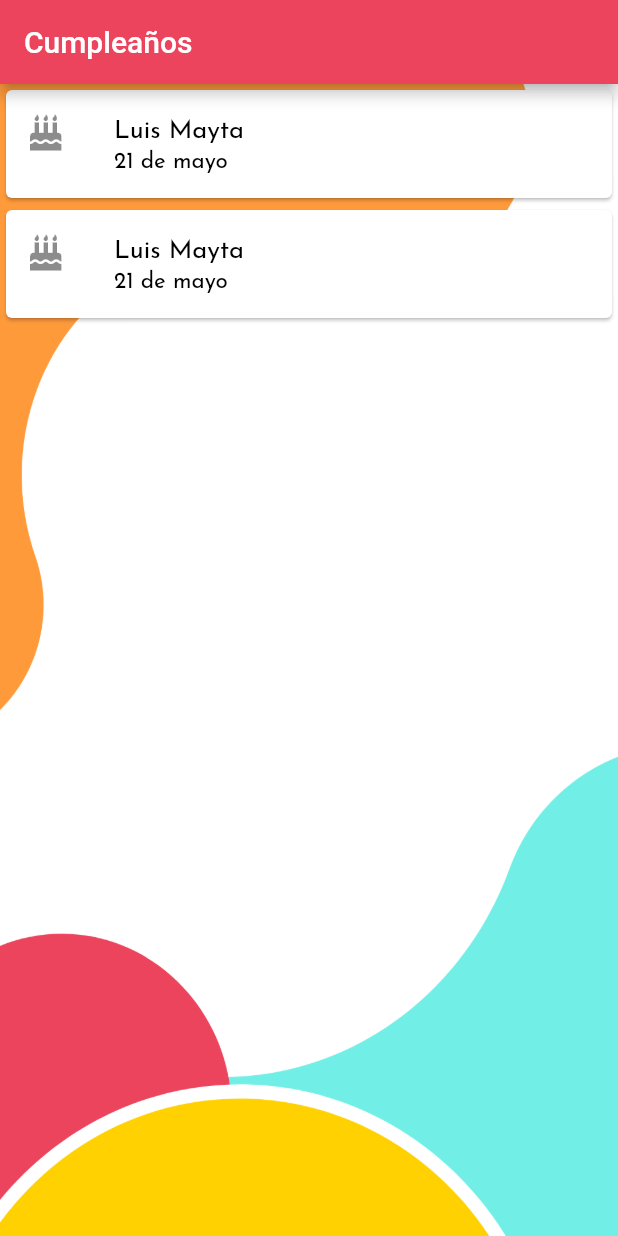
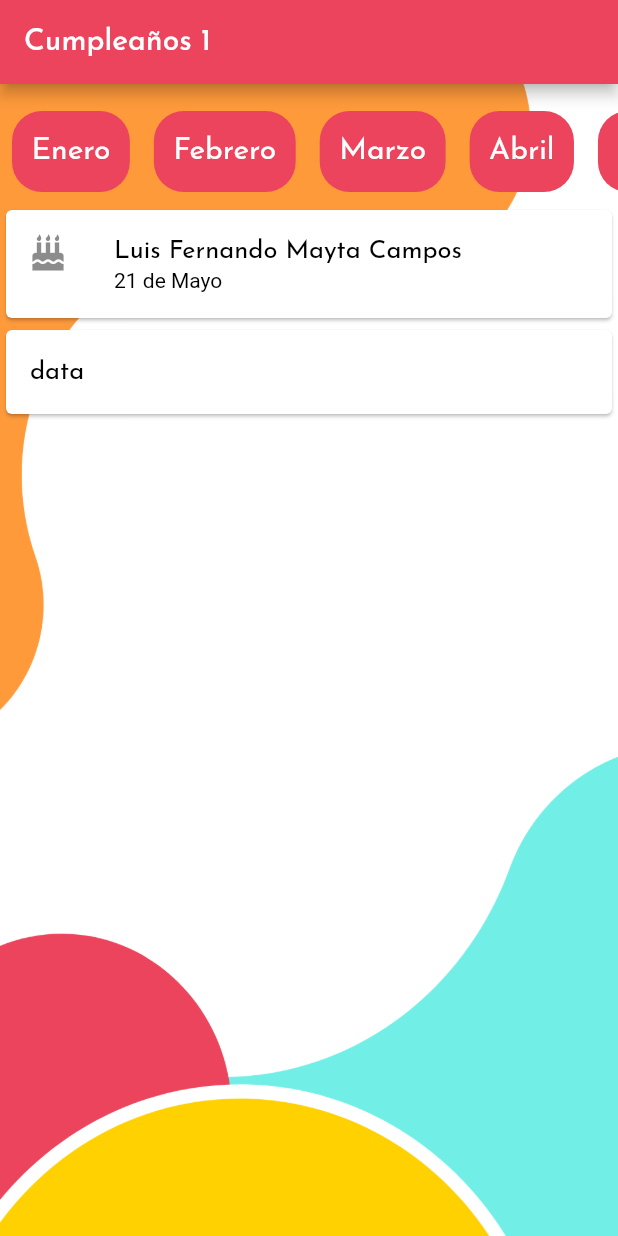
Before and after one commit to jorarmarfin/flutter-emanuel, a Flutter app: the screen it shows after launch, on a phone screen of 412 x 824 dp. Run offline on Flutter 3.47's test engine with Material 2 defaults, Android fonts, the phone set to English and light mode, and no system bars; our stand-ins replace font_awesome_flutter, google_fonts.

Commit message:
Screen Cumpleaños

```diff
--- /dev/null
+++ b/lib/data/lista_meses.dart
@@ -0,0 +1,16 @@
+import '../models/models.dart';
+
+List<MesesModel> listaMeses = [
+  MesesModel('Enero', 1),
+  MesesModel('Febrero', 2),
+  MesesModel('Marzo', 3),
+  MesesModel('Abril', 4),
+  MesesModel('Mayo', 5),
+  MesesModel('Junio', 6),
+  MesesModel('Julio', 7),
+  MesesModel('Agosto', 8),
+  MesesModel('Setiembre', 9),
+  MesesModel('Octubre', 10),
+  MesesModel('Noviembre', 11),
+  MesesModel('Diciembre', 12),
+];
--- /dev/null
+++ b/lib/models/meses_models.dart
@@ -0,0 +1,9 @@
+class MesesModel {
+  final String nombre;
+  final int valor;
+
+  MesesModel(this.nombre, this.valor);
+
+
+
+}
--- a/lib/models/models.dart
+++ b/lib/models/models.dart
@@ -1 +1,2 @@
 export 'package:flutter_emanuel/models/santos_models.dart';
+export 'package:flutter_emanuel/models/meses_models.dart';
--- a/lib/screens/cumples_screen.dart
+++ b/lib/screens/cumples_screen.dart
@@ -1,6 +1,8 @@
 import 'package:flutter/material.dart';
+import 'package:flutter_emanuel/models/meses_models.dart';
 import 'package:font_awesome_flutter/font_awesome_flutter.dart';
 
+import '../data/lista_meses.dart';
 import '../themes/default_theme.dart';
 
 class CumplesScreen extends StatelessWidget {
@@ -9,40 +11,35 @@ class CumplesScreen extends StatelessWidget {
 
   @override
   Widget build(BuildContext context) {
+    final _listaMeses = listaMeses;
     return Scaffold(
-      appBar: AppBar(title: Text('Cumpleaños')),
+      appBar: AppBar(title: const Text('Cumpleaños 1')),
       body: Container(
           width: double.infinity,
+          height: double.infinity,
           decoration: const BoxDecoration(
             image:
                 DecorationImage(image: AssetImage(imgFondo), fit: BoxFit.fill),
           ),
-          child: Column(
-            children: [
-              Expanded(
           child: ListView(
             children: [
+              SizedBox(
+                height: 10,
+              ),
+              _BotonesdeMeses(listaMeses: listaMeses),
               Card(
                 child: ListTile(
-                        leading: const FaIcon(FontAwesomeIcons.birthdayCake),
-                        title: Text('Luis Mayta'),
+                  leading: Icon(FontAwesomeIcons.birthdayCake),
+                  title: Text('Luis Fernando Mayta Campos'),
                   subtitle: Text(
-                          '21 de mayo',
-                          style: DefaultTheme.base.textTheme.subtitle2,
+                    '21 de Mayo',
+                    style: TextStyle(color: Colors.black),
                   ),
                 ),
               ),
               Card(
                 child: ListTile(
-                        leading: FaIcon(FontAwesomeIcons.birthdayCake),
-                        title: Text('Luis Mayta'),
-                        subtitle: Text(
-                          '21 de mayo',
-                          style: DefaultTheme.base.textTheme.subtitle2,
-                        ),
-                      ),
-                    ),
-                  ],
+                  title: Text('data'),
                 ),
               ),
             ],
@@ -50,3 +47,34 @@ class CumplesScreen extends StatelessWidget {
     );
   }
 }
+
+class _BotonesdeMeses extends StatelessWidget {
+  const _BotonesdeMeses({
+    Key? key,
+    required List<MesesModel> listaMeses,
+  })  : _listaMeses = listaMeses,
+        super(key: key);
+
+  final List<MesesModel> _listaMeses;
+
+  @override
+  Widget build(BuildContext context) {
+    return SizedBox(
+      height: 70,
+      child: ListView.builder(
+          scrollDirection: Axis.horizontal,
+          itemCount: _listaMeses.length,
+          itemBuilder: (context, index) {
+            return Container(
+              padding: const EdgeInsets.symmetric(horizontal: 13, vertical: 17),
+              margin: const EdgeInsets.all(8),
+              decoration: estiloRecuadro(colorRojo),
+              child: Text(
+                _listaMeses[index].nombre,
+                style: DefaultTheme.base.textTheme.headline6,
+              ),
+            );
+          }),
+    );
+  }
+}
--- a/lib/themes/default_theme.dart
+++ b/lib/themes/default_theme.dart
@@ -39,6 +39,7 @@ class DefaultTheme {
           headline1: GoogleFonts.akayaTelivigala(
               fontSize: 60, color: colorTextColor, fontWeight: FontWeight.bold),
           headline2: GoogleFonts.josefinSans(fontSize: 20, color: Colors.white),
+          headline6: GoogleFonts.josefinSans(fontSize: 20, color: Colors.white),
           subtitle1: GoogleFonts.josefinSans(fontSize: 17, color: Colors.black),
           subtitle2: GoogleFonts.josefinSans(fontSize: 15, color: Colors.black),
           bodyText1: const TextStyle(color: Colors.black)));
@@ -51,8 +52,6 @@ BoxDecoration estiloRecuadro(color) {
   );
 }
 
-
-
 BoxDecoration estiloBoton(color) {
   return BoxDecoration(
     color: color,
```
Lines whose indentation alone changed are shown as unchanged.
